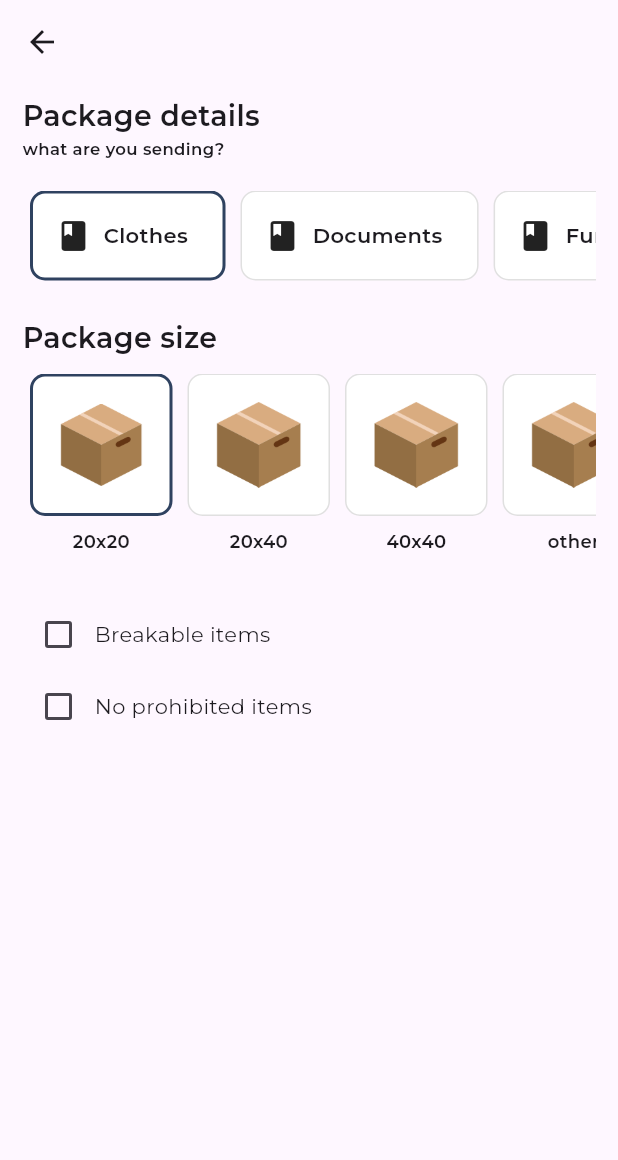
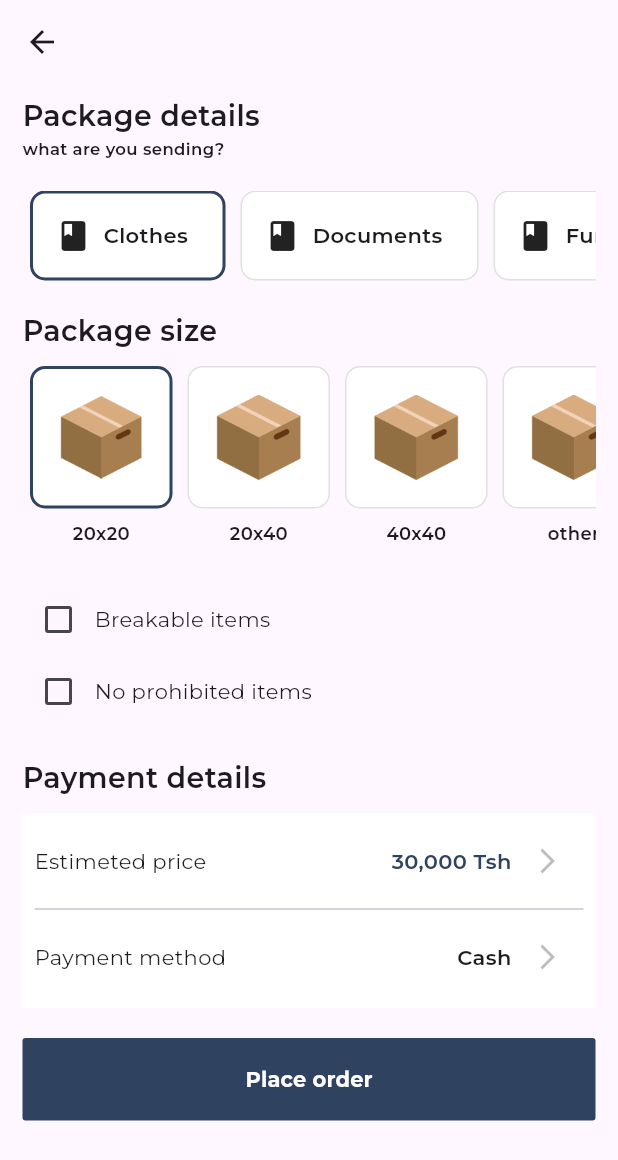
Before and after one commit to iddsaiddunia/collabo-pacel-transport, a Flutter app: the PollBookingPage screen opened directly, on a phone screen of 412 x 824 dp. Shown: the top 1160 px of the screen. Run offline on Flutter 3.47's test engine with Material 3 defaults, Android fonts, the phone set to English and light mode, and no system bars; our stand-ins replace google_maps_flutter; missing offline and left inert: dart:ffi; project files that could hold a hidden picture were left out.

Commit message:
poll_booking minor updates

```diff
--- a/lib/auth/poll_booking.dart
+++ b/lib/auth/poll_booking.dart
@@ -1,8 +1,8 @@
 import 'package:flutter/material.dart';
 import 'package:pacel_trans_app/color_themes.dart';
 
+final primaryColor = new ColorTheme();
 
-final primaryColor = new ColorTheme();
 class PollBookingPage extends StatefulWidget {
   const PollBookingPage({super.key});
 
@@ -34,74 +34,182 @@ class _PollBookingPageState extends State<PollBookingPage> {
     "other",
   ];
 
-  _selectPackageType(index){
+  _selectPackageType(index) {
     setState(() {
       _selectedIndex = index;
     });
   }
 
-  _selectPackageSize(index){
+  _selectPackageSize(index) {
     setState(() {
       _selectedPackageSizeIndex = index;
     });
   }
+
   @override
   Widget build(BuildContext context) {
     return Scaffold(
-      appBar: AppBar(
-      ),
+      appBar: AppBar(),
       body: Padding(
         padding: const EdgeInsets.symmetric(vertical: 8.0, horizontal: 15),
-        child: ListView(children: [
-          Text("Package details",style: TextStyle(fontSize: 19,fontWeight: FontWeight.w600),),
-          Text("what are you sending?",style: TextStyle(fontSize: 11,fontWeight: FontWeight.w600),),
-          SizedBox(height: 20.0,),
+        child: ListView(
+          children: [
+            Text(
+              "Package details",
+              style: TextStyle(fontSize: 19, fontWeight: FontWeight.w600),
+            ),
+            Text(
+              "what are you sending?",
+              style: TextStyle(fontSize: 11, fontWeight: FontWeight.w600),
+            ),
+            SizedBox(
+              height: 20.0,
+            ),
             Container(
               width: double.infinity,
               height: 60,
               child: ListView.builder(
                 scrollDirection: Axis.horizontal,
-              itemCount:  packageTypeList.length,
-              itemBuilder: (context, index){
-              return PackageType(title: packageTypeList[index], ontap: (){
+                itemCount: packageTypeList.length,
+                itemBuilder: (context, index) {
+                  return PackageType(
+                    title: packageTypeList[index],
+                    ontap: () {
                       _selectPackageType(index);
-              }, index: index,selectedIndex: _selectedIndex,);
-            },),
+                    },
+                    index: index,
+                    selectedIndex: _selectedIndex,
+                  );
+                },
               ),
-          SizedBox(height: 25,),
-          Text("Package size",style: TextStyle(fontSize: 19,fontWeight: FontWeight.w600),),
-          SizedBox(height: 10,),
+            ),
+            SizedBox(
+              height: 20,
+            ),
+            Text(
+              "Package size",
+              style: TextStyle(fontSize: 19, fontWeight: FontWeight.w600),
+            ),
+            SizedBox(
+              height: 10,
+            ),
             Container(
               width: double.infinity,
               height: 120,
               child: ListView.builder(
                 scrollDirection: Axis.horizontal,
-              itemCount:  packageSize.length,
-              itemBuilder: (context, index){
-                return PackageSize(title: packageSize[index], ontap: (){
+                itemCount: packageSize.length,
+                itemBuilder: (context, index) {
+                  return PackageSize(
+                    title: packageSize[index],
+                    ontap: () {
                       _selectPackageSize(index);
-                }, index: index,selectedIndex: _selectedPackageSizeIndex,);
-              },),
+                    },
+                    index: index,
+                    selectedIndex: _selectedPackageSizeIndex,
+                  );
+                },
               ),
-          SizedBox(height: 30.0,),
-          Row(children: [
-            Checkbox(
-              value: this._isChecked,
-              onChanged: _onCheckboxChanged
             ),
+            SizedBox(
+              height: 25.0,
+            ),
+            Row(
+              children: [
+                Checkbox(value: this._isChecked, onChanged: _onCheckboxChanged),
                 Text("Breakable items")
               ],
             ),
-          Row(children: [
-            Checkbox(
-                value: this._isChecked,
-                onChanged: _onCheckboxChanged
-            ),
+            Row(
+              children: [
+                Checkbox(value: this._isChecked, onChanged: _onCheckboxChanged),
                 Text("No prohibited items")
               ],
             ),
-
-        ],),
+            SizedBox(
+              height: 20,
+            ),
+            Text(
+              "Payment details",
+              style: TextStyle(fontSize: 19, fontWeight: FontWeight.w600),
+            ),
+            SizedBox(
+              height: 10,
+            ),
+            Container(
+              width: double.infinity,
+              height: 130.0,
+              padding: EdgeInsets.all(8),
+              decoration: BoxDecoration(color: Colors.white),
+              child: Column(
+                children: [
+                  Row(
+                    mainAxisAlignment: MainAxisAlignment.spaceBetween,
+                    children: [
+                      Text(
+                        "Estimeted price",
+                        style: TextStyle(),
+                      ),
+                      Row(children: [
+                        Text(
+                          "30,000 Tsh",
+                          style: TextStyle(
+                              fontWeight: FontWeight.w600,
+                              color: color.primaryColor),
+                        ),
+                        IconButton(
+                          onPressed: () {},
+                          icon: Icon(
+                            Icons.arrow_forward_ios,
+                            color: Colors.black26,
+                          ),
+                          iconSize: 20,
+                        )
+                      ])
+                    ],
+                  ),
+                  Divider(),
+                  Row(
+                    mainAxisAlignment: MainAxisAlignment.spaceBetween,
+                    children: [
+                      Text(
+                        "Payment method",
+                        style: TextStyle(),
+                      ),
+                      Row(
+                        children: [
+                          Text(
+                            "Cash",
+                            style: TextStyle(fontWeight: FontWeight.w600),
+                          ),
+                          IconButton(
+                            onPressed: () {},
+                            icon: Icon(
+                              Icons.arrow_forward_ios,
+                              color: Colors.black26,
+                            ),
+                            iconSize: 20,
+                          )
+                        ],
+                      )
+                    ],
+                  )
+                ],
+              ),
+            ),
+            SizedBox(height: 20,),
+            MaterialButton(
+              elevation: 0,
+              height: 55,
+              color: color.primaryColor,
+              onPressed: () {},
+              child: Text(
+                "Place order",
+                style: TextStyle(color: Colors.white,fontWeight: FontWeight.bold),
+              ),
+            ),
+          ],
+        ),
       ),
     );
   }
@@ -112,12 +220,12 @@ class PackageType extends StatelessWidget {
   final Function()? ontap;
   final int index;
   final int selectedIndex;
-  const PackageType({super.key,
+  const PackageType(
+      {super.key,
       required this.title,
       required this.ontap,
       required this.index,
-    required this.selectedIndex
-  });
+      required this.selectedIndex});
 
   @override
   Widget build(BuildContext context) {
@@ -130,17 +238,23 @@ class PackageType extends StatelessWidget {
         height: 60,
         decoration: BoxDecoration(
             color: Colors.white,
-            border: (index==selectedIndex)?Border.all(width: 2, color:  Color.fromRGBO(47, 66, 96, 1.0)):Border.all(width: 1, color:  Colors.black12),
-          borderRadius: BorderRadius.all(Radius.circular(10))
-        ),
+            border: (index == selectedIndex)
+                ? Border.all(width: 2, color: Color.fromRGBO(47, 66, 96, 1.0))
+                : Border.all(width: 1, color: Colors.black12),
+            borderRadius: BorderRadius.all(Radius.circular(10))),
         child: Row(
           mainAxisAlignment: MainAxisAlignment.spaceEvenly,
-          children: [Icon(Icons.book),
+          children: [
+            Icon(Icons.book),
             Padding(
               padding: const EdgeInsets.all(8.0),
-              child: Text(title,style: TextStyle(fontWeight: FontWeight.w600),),
+              child: Text(
+                title,
+                style: TextStyle(fontWeight: FontWeight.w600),
               ),
-          ],),
+            ),
+          ],
+        ),
       ),
     );
   }
@@ -151,13 +265,12 @@ class PackageSize extends StatelessWidget {
   final Function()? ontap;
   final int index;
   final int selectedIndex;
-  const PackageSize({super.key,
+  const PackageSize(
+      {super.key,
       required this.title,
       required this.ontap,
       required this.index,
-    required this.selectedIndex
-  });
-
+      required this.selectedIndex});
 
   @override
   Widget build(BuildContext context) {
@@ -173,13 +286,17 @@ class PackageSize extends StatelessWidget {
             height: 95,
             decoration: BoxDecoration(
                 color: Colors.white,
-              border: (index==selectedIndex)?Border.all(width: 2, color:  Color.fromRGBO(47, 66, 96, 1.0)):Border.all(width: 1, color:  Colors.black12),
-              borderRadius: BorderRadius.all(Radius.circular(10))
-          ),
+                border: (index == selectedIndex)
+                    ? Border.all(
+                        width: 2, color: Color.fromRGBO(47, 66, 96, 1.0))
+                    : Border.all(width: 1, color: Colors.black12),
+                borderRadius: BorderRadius.all(Radius.circular(10))),
             child: Image.asset('assets/img/box.png'),
           ),
-        Text(title,style: TextStyle(fontWeight: FontWeight.w600, fontSize: 12))
-      ],)
+          Text(title,
+              style: TextStyle(fontWeight: FontWeight.w600, fontSize: 12))
+        ],
+      ),
     );
   }
 }
```
Lines whose indentation alone changed are shown as unchanged.
